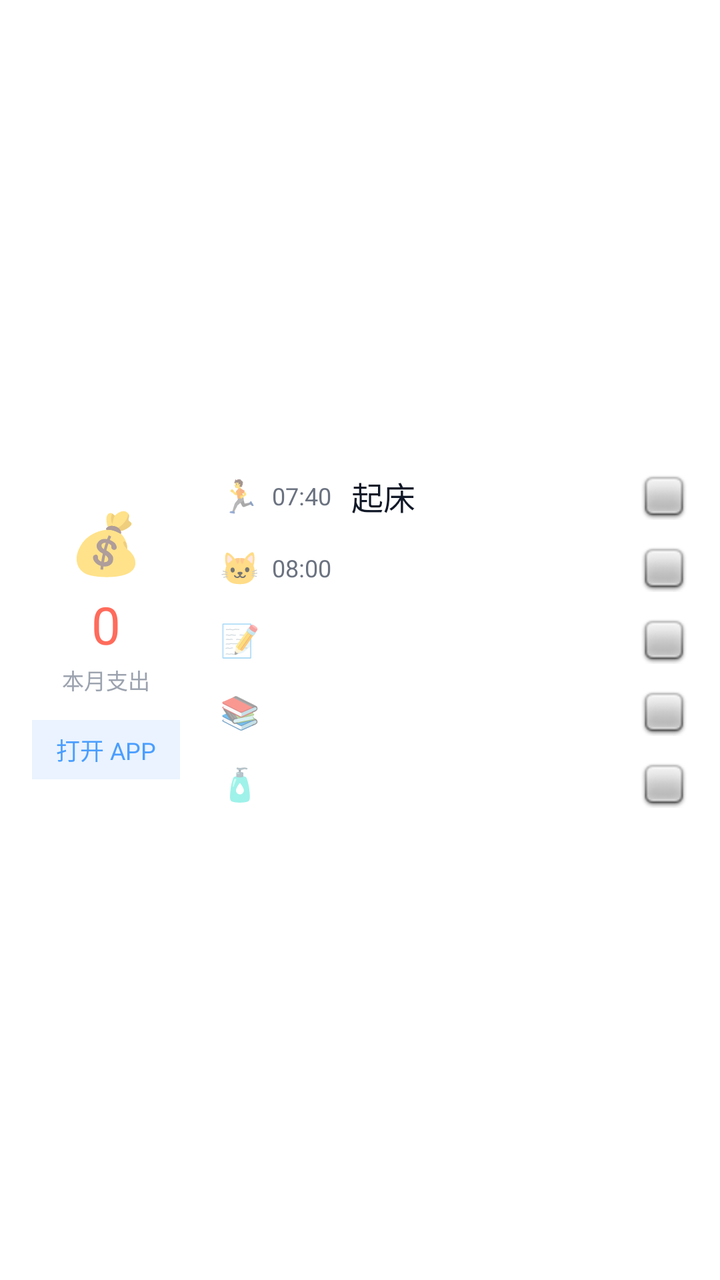
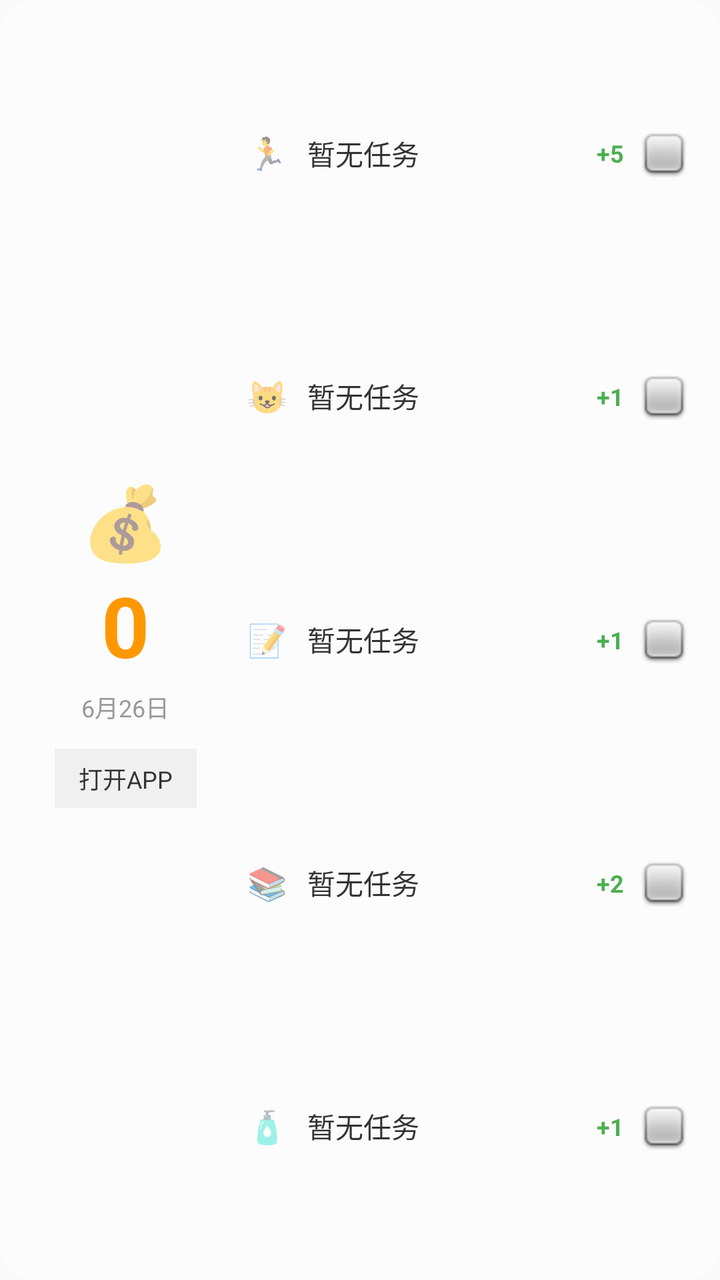

Before-and-after screenshots of an Android layout around one commit, followed by the original layout XML and the change that was made.
<!-- AndroidManifest.xml: application theme Theme.AppCompat.Light.NoActionBar -->
<!-- res/layout/widget_health_card.xml -->
<?xml version="1.0" encoding="utf-8"?>
<LinearLayout xmlns:android="http://schemas.android.com/apk/res/android"
    android:layout_width="match_parent"
    android:layout_height="match_parent"
    android:background="#FFFFFF"
    android:padding="16dp"
    android:orientation="horizontal">

    
    <LinearLayout
        android:layout_width="wrap_content"
        android:layout_height="match_parent"
        android:orientation="vertical"
        android:gravity="center">
        
        <TextView
            android:layout_width="wrap_content"
            android:layout_height="wrap_content"
            android:text="💰"
            android:textSize="30sp" />
            
        <TextView
            android:id="@+id/widget_expense"
            android:layout_width="wrap_content"
            android:layout_height="wrap_content"
            android:layout_marginTop="4dp"
            android:text="0"
            android:textColor="#FF6B5B"
            android:textSize="26sp" />

        <TextView
            android:layout_width="wrap_content"
            android:layout_height="wrap_content"
            android:layout_marginTop="2dp"
            android:text="本月支出"
            android:textColor="#9CA3AF"
            android:textSize="11sp" />

        <TextView
            android:id="@+id/widget_btn_open_app"
            android:layout_width="wrap_content"
            android:layout_height="wrap_content"
            android:layout_marginTop="12dp"
            android:text="打开 APP"
            android:background="#EAF3FF"
            android:paddingLeft="12dp"
            android:paddingRight="12dp"
            android:paddingTop="6dp"
            android:paddingBottom="6dp"
            android:textColor="#4A9EFF"
            android:textSize="12sp" />
    </LinearLayout>

    
    <LinearLayout
        android:layout_width="0dp"
        android:layout_weight="1"
        android:layout_height="match_parent"
        android:layout_marginLeft="20dp"
        android:orientation="vertical"
        android:gravity="center_vertical">

        
        <LinearLayout android:id="@+id/widget_item_1_layout" android:layout_width="match_parent" android:layout_height="wrap_content" android:orientation="horizontal" android:gravity="center_vertical" android:paddingTop="6dp" android:paddingBottom="6dp">
            <TextView android:id="@+id/widget_item_1_icon" android:layout_width="wrap_content" android:layout_height="wrap_content" android:text="🏃" android:textSize="16sp" android:layout_marginRight="6dp" />
            <TextView android:id="@+id/widget_item_1_time" android:layout_width="wrap_content" android:layout_height="wrap_content" android:text="07:40" android:textColor="#6B7280" android:textSize="12sp" android:layout_marginRight="10dp" />
            <TextView android:id="@+id/widget_item_1_text" android:layout_width="0dp" android:layout_weight="1" android:layout_height="wrap_content" android:text="起床" android:textColor="#111827" android:textSize="16sp" android:maxLines="1" android:ellipsize="end" />
            <ImageView android:id="@+id/widget_item_1_check" android:layout_width="24dp" android:layout_height="24dp" android:src="@android:drawable/checkbox_off_background" />
        </LinearLayout>

        
        <LinearLayout android:id="@+id/widget_item_2_layout" android:layout_width="match_parent" android:layout_height="wrap_content" android:orientation="horizontal" android:gravity="center_vertical" android:paddingTop="6dp" android:paddingBottom="6dp">
            <TextView android:id="@+id/widget_item_2_icon" android:layout_width="wrap_content" android:layout_height="wrap_content" android:text="🐱" android:textSize="16sp" android:layout_marginRight="6dp" />
            <TextView android:id="@+id/widget_item_2_time" android:layout_width="wrap_content" android:layout_height="wrap_content" android:text="08:00" android:textColor="#6B7280" android:textSize="12sp" android:layout_marginRight="10dp" />
            <TextView android:id="@+id/widget_item_2_text" android:layout_width="0dp" android:layout_weight="1" android:layout_height="wrap_content" android:text="" android:textColor="#111827" android:textSize="16sp" android:maxLines="1" android:ellipsize="end" />
            <ImageView android:id="@+id/widget_item_2_check" android:layout_width="24dp" android:layout_height="24dp" android:src="@android:drawable/checkbox_off_background" />
        </LinearLayout>

        
        <LinearLayout android:id="@+id/widget_item_3_layout" android:layout_width="match_parent" android:layout_height="wrap_content" android:orientation="horizontal" android:gravity="center_vertical" android:paddingTop="6dp" android:paddingBottom="6dp">
            <TextView android:id="@+id/widget_item_3_icon" android:layout_width="wrap_content" android:layout_height="wrap_content" android:text="📝" android:textSize="16sp" android:layout_marginRight="6dp" />
            <TextView android:id="@+id/widget_item_3_time" android:layout_width="wrap_content" android:layout_height="wrap_content" android:text="" android:textColor="#6B7280" android:textSize="12sp" android:layout_marginRight="10dp" />
            <TextView android:id="@+id/widget_item_3_text" android:layout_width="0dp" android:layout_weight="1" android:layout_height="wrap_content" android:text="" android:textColor="#111827" android:textSize="16sp" android:maxLines="1" android:ellipsize="end" />
            <ImageView android:id="@+id/widget_item_3_check" android:layout_width="24dp" android:layout_height="24dp" android:src="@android:drawable/checkbox_off_background" />
        </LinearLayout>

        
        <LinearLayout android:id="@+id/widget_item_4_layout" android:layout_width="match_parent" android:layout_height="wrap_content" android:orientation="horizontal" android:gravity="center_vertical" android:paddingTop="6dp" android:paddingBottom="6dp">
            <TextView android:id="@+id/widget_item_4_icon" android:layout_width="wrap_content" android:layout_height="wrap_content" android:text="📚" android:textSize="16sp" android:layout_marginRight="6dp" />
            <TextView android:id="@+id/widget_item_4_time" android:layout_width="wrap_content" android:layout_height="wrap_content" android:text="" android:textColor="#6B7280" android:textSize="12sp" android:layout_marginRight="10dp" />
            <TextView android:id="@+id/widget_item_4_text" android:layout_width="0dp" android:layout_weight="1" android:layout_height="wrap_content" android:text="" android:textColor="#111827" android:textSize="16sp" android:maxLines="1" android:ellipsize="end" />
            <ImageView android:id="@+id/widget_item_4_check" android:layout_width="24dp" android:layout_height="24dp" android:src="@android:drawable/checkbox_off_background" />
        </LinearLayout>

        
        <LinearLayout android:id="@+id/widget_item_5_layout" android:layout_width="match_parent" android:layout_height="wrap_content" android:orientation="horizontal" android:gravity="center_vertical" android:paddingTop="6dp" android:paddingBottom="6dp">
            <TextView android:id="@+id/widget_item_5_icon" android:layout_width="wrap_content" android:layout_height="wrap_content" android:text="🧴" android:textSize="16sp" android:layout_marginRight="6dp" />
            <TextView android:id="@+id/widget_item_5_time" android:layout_width="wrap_content" android:layout_height="wrap_content" android:text="" android:textColor="#6B7280" android:textSize="12sp" android:layout_marginRight="10dp" />
            <TextView android:id="@+id/widget_item_5_text" android:layout_width="0dp" android:layout_weight="1" android:layout_height="wrap_content" android:text="" android:textColor="#111827" android:textSize="16sp" android:maxLines="1" android:ellipsize="end" />
            <ImageView android:id="@+id/widget_item_5_check" android:layout_width="24dp" android:layout_height="24dp" android:src="@android:drawable/checkbox_off_background" />
        </LinearLayout>
    </LinearLayout>
</LinearLayout>
<!-- resources referenced by this layout -->
<resources>

</resources>

<!-- the commit's change to res/layout/widget_health_card.xml (unified diff, before → after) -->
@@ -2,102 +2,104 @@
 <LinearLayout xmlns:android="http://schemas.android.com/apk/res/android"
     android:layout_width="match_parent"
     android:layout_height="match_parent"
-    android:background="#FFFFFF"
-    android:padding="16dp"
-    android:orientation="horizontal">
+    android:background="@drawable/widget_bg" 
+    android:orientation="horizontal"
+    android:padding="16dp">
 
     
     <LinearLayout
-        android:layout_width="wrap_content"
+        android:layout_width="0dp"
         android:layout_height="match_parent"
-        android:orientation="vertical"
-        android:gravity="center">
-        
+        android:layout_weight="1"
+        android:gravity="center"
+        android:orientation="vertical">
+
         <TextView
             android:layout_width="wrap_content"
             android:layout_height="wrap_content"
             android:text="💰"
-            android:textSize="30sp" />
-            
+            android:textSize="36sp" />
+
         <TextView
-            android:id="@+id/widget_expense"
+            android:id="@+id/tv_money"
+            android:layout_width="wrap_content"
+            android:layout_height="wrap_content"
+            android:text="0"
+            android:textColor="#FF9800"
+            android:textSize="42sp"
+            android:textStyle="bold" />
+
+        <TextView
+            android:id="@+id/tv_date"
             android:layout_width="wrap_content"
             android:layout_height="wrap_content"
             android:layout_marginTop="4dp"
-            android:text="0"
-            android:textColor="#FF6B5B"
-            android:textSize="26sp" />
+            android:text="6月26日"
+            android:textColor="#999999"
+            android:textSize="12sp" />
 
+        
         <TextView
-            android:layout_width="wrap_content"
-            android:layout_height="wrap_content"
-            android:layout_marginTop="2dp"
-            android:text="本月支出"
-            android:textColor="#9CA3AF"
-            android:textSize="11sp" />
-
-        <TextView
-            android:id="@+id/widget_btn_open_app"
+            android:id="@+id/tv_open_app"
             android:layout_width="wrap_content"
             android:layout_height="wrap_content"
             android:layout_marginTop="12dp"
-            android:text="打开 APP"
-            android:background="#EAF3FF"
-            android:paddingLeft="12dp"
-            android:paddingRight="12dp"
-            android:paddingTop="6dp"
-            android:paddingBottom="6dp"
-            android:textColor="#4A9EFF"
+            android:background="#F0F0F0"
+            android:paddingHorizontal="12dp"
+            android:paddingVertical="6dp"
+            android:text="打开APP"
+            android:textColor="#333333"
             android:textSize="12sp" />
+
     </LinearLayout>
 
     
     <LinearLayout
         android:layout_width="0dp"
-        android:layout_weight="1"
         android:layout_height="match_parent"
-        android:layout_marginLeft="20dp"
+        android:layout_weight="2.5"
         android:orientation="vertical"
-        android:gravity="center_vertical">
+        android:paddingLeft="12dp">
 
         
-        <LinearLayout android:id="@+id/widget_item_1_layout" android:layout_width="match_parent" android:layout_height="wrap_content" android:orientation="horizontal" android:gravity="center_vertical" android:paddingTop="6dp" android:paddingBottom="6dp">
-            <TextView android:id="@+id/widget_item_1_icon" android:layout_width="wrap_content" android:layout_height="wrap_content" android:text="🏃" android:textSize="16sp" android:layout_marginRight="6dp" />
-            <TextView android:id="@+id/widget_item_1_time" android:layout_width="wrap_content" android:layout_height="wrap_content" android:text="07:40" android:textColor="#6B7280" android:textSize="12sp" android:layout_marginRight="10dp" />
-            <TextView android:id="@+id/widget_item_1_text" android:layout_width="0dp" android:layout_weight="1" android:layout_height="wrap_content" android:text="起床" android:textColor="#111827" android:textSize="16sp" android:maxLines="1" android:ellipsize="end" />
-            <ImageView android:id="@+id/widget_item_1_check" android:layout_width="24dp" android:layout_height="24dp" android:src="@android:drawable/checkbox_off_background" />
+        <LinearLayout android:id="@+id/row_0" android:layout_width="match_parent" android:layout_height="0dp" android:layout_weight="1" android:gravity="center_vertical" android:orientation="horizontal">
+            <TextView android:id="@+id/icon_0" android:layout_width="24dp" android:layout_height="wrap_content" android:gravity="center" android:textSize="16sp" android:text="🏃" />
+            <TextView android:id="@+id/text_0" android:layout_width="0dp" android:layout_height="wrap_content" android:layout_weight="1" android:layout_marginLeft="8dp" android:ellipsize="end" android:singleLine="true" android:text="暂无任务" android:textColor="#333333" android:textSize="14sp" />
+            <TextView android:id="@+id/score_0" android:layout_width="wrap_content" android:layout_height="wrap_content" android:text="+5" android:textColor="#4CAF50" android:textSize="12sp" android:textStyle="bold" />
+            <ImageView android:id="@+id/btn_0" android:layout_width="24dp" android:layout_height="24dp" android:layout_marginLeft="8dp" android:src="@android:drawable/checkbox_off_background" />
         </LinearLayout>
 
         
-        <LinearLayout android:id="@+id/widget_item_2_layout" android:layout_width="match_parent" android:layout_height="wrap_content" android:orientation="horizontal" android:gravity="center_vertical" android:paddingTop="6dp" android:paddingBottom="6dp">
-            <TextView android:id="@+id/widget_item_2_icon" android:layout_width="wrap_content" android:layout_height="wrap_content" android:text="🐱" android:textSize="16sp" android:layout_marginRight="6dp" />
-            <TextView android:id="@+id/widget_item_2_time" android:layout_width="wrap_content" android:layout_height="wrap_content" android:text="08:00" android:textColor="#6B7280" android:textSize="12sp" android:layout_marginRight="10dp" />
-            <TextView android:id="@+id/widget_item_2_text" android:layout_width="0dp" android:layout_weight="1" android:layout_height="wrap_content" android:text="" android:textColor="#111827" android:textSize="16sp" android:maxLines="1" android:ellipsize="end" />
-            <ImageView android:id="@+id/widget_item_2_check" android:layout_width="24dp" android:layout_height="24dp" android:src="@android:drawable/checkbox_off_background" />
+        <LinearLayout android:id="@+id/row_1" android:layout_width="match_parent" android:layout_height="0dp" android:layout_weight="1" android:gravity="center_vertical" android:orientation="horizontal">
+            <TextView android:id="@+id/icon_1" android:layout_width="24dp" android:layout_height="wrap_content" android:gravity="center" android:textSize="16sp" android:text="😺" />
+            <TextView android:id="@+id/text_1" android:layout_width="0dp" android:layout_height="wrap_content" android:layout_weight="1" android:layout_marginLeft="8dp" android:ellipsize="end" android:singleLine="true" android:text="暂无任务" android:textColor="#333333" android:textSize="14sp" />
+            <TextView android:id="@+id/score_1" android:layout_width="wrap_content" android:layout_height="wrap_content" android:text="+1" android:textColor="#4CAF50" android:textSize="12sp" android:textStyle="bold" />
+            <ImageView android:id="@+id/btn_1" android:layout_width="24dp" android:layout_height="24dp" android:layout_marginLeft="8dp" android:src="@android:drawable/checkbox_off_background" />
         </LinearLayout>
 
         
-        <LinearLayout android:id="@+id/widget_item_3_layout" android:layout_width="match_parent" android:layout_height="wrap_content" android:orientation="horizontal" android:gravity="center_vertical" android:paddingTop="6dp" android:paddingBottom="6dp">
-            <TextView android:id="@+id/widget_item_3_icon" android:layout_width="wrap_content" android:layout_height="wrap_content" android:text="📝" android:textSize="16sp" android:layout_marginRight="6dp" />
-            <TextView android:id="@+id/widget_item_3_time" android:layout_width="wrap_content" android:layout_height="wrap_content" android:text="" android:textColor="#6B7280" android:textSize="12sp" android:layout_marginRight="10dp" />
-            <TextView android:id="@+id/widget_item_3_text" android:layout_width="0dp" android:layout_weight="1" android:layout_height="wrap_content" android:text="" android:textColor="#111827" android:textSize="16sp" android:maxLines="1" android:ellipsize="end" />
-            <ImageView android:id="@+id/widget_item_3_check" android:layout_width="24dp" android:layout_height="24dp" android:src="@android:drawable/checkbox_off_background" />
+        <LinearLayout android:id="@+id/row_2" android:layout_width="match_parent" android:layout_height="0dp" android:layout_weight="1" android:gravity="center_vertical" android:orientation="horizontal">
+            <TextView android:id="@+id/icon_2" android:layout_width="24dp" android:layout_height="wrap_content" android:gravity="center" android:textSize="16sp" android:text="📝" />
+            <TextView android:id="@+id/text_2" android:layout_width="0dp" android:layout_height="wrap_content" android:layout_weight="1" android:layout_marginLeft="8dp" android:ellipsize="end" android:singleLine="true" android:text="暂无任务" android:textColor="#333333" android:textSize="14sp" />
+            <TextView android:id="@+id/score_2" android:layout_width="wrap_content" android:layout_height="wrap_content" android:text="+1" android:textColor="#4CAF50" android:textSize="12sp" android:textStyle="bold" />
+            <ImageView android:id="@+id/btn_2" android:layout_width="24dp" android:layout_height="24dp" android:layout_marginLeft="8dp" android:src="@android:drawable/checkbox_off_background" />
         </LinearLayout>
 
         
-        <LinearLayout android:id="@+id/widget_item_4_layout" android:layout_width="match_parent" android:layout_height="wrap_content" android:orientation="horizontal" android:gravity="center_vertical" android:paddingTop="6dp" android:paddingBottom="6dp">
-            <TextView android:id="@+id/widget_item_4_icon" android:layout_width="wrap_content" android:layout_height="wrap_content" android:text="📚" android:textSize="16sp" android:layout_marginRight="6dp" />
-            <TextView android:id="@+id/widget_item_4_time" android:layout_width="wrap_content" android:layout_height="wrap_content" android:text="" android:textColor="#6B7280" android:textSize="12sp" android:layout_marginRight="10dp" />
-            <TextView android:id="@+id/widget_item_4_text" android:layout_width="0dp" android:layout_weight="1" android:layout_height="wrap_content" android:text="" android:textColor="#111827" android:textSize="16sp" android:maxLines="1" android:ellipsize="end" />
-            <ImageView android:id="@+id/widget_item_4_check" android:layout_width="24dp" android:layout_height="24dp" android:src="@android:drawable/checkbox_off_background" />
+        <LinearLayout android:id="@+id/row_3" android:layout_width="match_parent" android:layout_height="0dp" android:layout_weight="1" android:gravity="center_vertical" android:orientation="horizontal">
+            <TextView android:id="@+id/icon_3" android:layout_width="24dp" android:layout_height="wrap_content" android:gravity="center" android:textSize="16sp" android:text="📚" />
+            <TextView android:id="@+id/text_3" android:layout_width="0dp" android:layout_height="wrap_content" android:layout_weight="1" android:layout_marginLeft="8dp" android:ellipsize="end" android:singleLine="true" android:text="暂无任务" android:textColor="#333333" android:textSize="14sp" />
+            <TextView android:id="@+id/score_3" android:layout_width="wrap_content" android:layout_height="wrap_content" android:text="+2" android:textColor="#4CAF50" android:textSize="12sp" android:textStyle="bold" />
+            <ImageView android:id="@+id/btn_3" android:layout_width="24dp" android:layout_height="24dp" android:layout_marginLeft="8dp" android:src="@android:drawable/checkbox_off_background" />
         </LinearLayout>
 
         
-        <LinearLayout android:id="@+id/widget_item_5_layout" android:layout_width="match_parent" android:layout_height="wrap_content" android:orientation="horizontal" android:gravity="center_vertical" android:paddingTop="6dp" android:paddingBottom="6dp">
-            <TextView android:id="@+id/widget_item_5_icon" android:layout_width="wrap_content" android:layout_height="wrap_content" android:text="🧴" android:textSize="16sp" android:layout_marginRight="6dp" />
-            <TextView android:id="@+id/widget_item_5_time" android:layout_width="wrap_content" android:layout_height="wrap_content" android:text="" android:textColor="#6B7280" android:textSize="12sp" android:layout_marginRight="10dp" />
-            <TextView android:id="@+id/widget_item_5_text" android:layout_width="0dp" android:layout_weight="1" android:layout_height="wrap_content" android:text="" android:textColor="#111827" android:textSize="16sp" android:maxLines="1" android:ellipsize="end" />
-            <ImageView android:id="@+id/widget_item_5_check" android:layout_width="24dp" android:layout_height="24dp" android:src="@android:drawable/checkbox_off_background" />
+        <LinearLayout android:id="@+id/row_4" android:layout_width="match_parent" android:layout_height="0dp" android:layout_weight="1" android:gravity="center_vertical" android:orientation="horizontal">
+            <TextView android:id="@+id/icon_4" android:layout_width="24dp" android:layout_height="wrap_content" android:gravity="center" android:textSize="16sp" android:text="🧴" />
+            <TextView android:id="@+id/text_4" android:layout_width="0dp" android:layout_height="wrap_content" android:layout_weight="1" android:layout_marginLeft="8dp" android:ellipsize="end" android:singleLine="true" android:text="暂无任务" android:textColor="#333333" android:textSize="14sp" />
+            <TextView android:id="@+id/score_4" android:layout_width="wrap_content" android:layout_height="wrap_content" android:text="+1" android:textColor="#4CAF50" android:textSize="12sp" android:textStyle="bold" />
+            <ImageView android:id="@+id/btn_4" android:layout_width="24dp" android:layout_height="24dp" android:layout_marginLeft="8dp" android:src="@android:drawable/checkbox_off_background" />
         </LinearLayout>
+
     </LinearLayout>
 </LinearLayout>
<!-- resource entries referenced after the edit -->
@@ -1,5 +1,13 @@
 <!-- resources referenced by this layout -->
 <resources>
-
+  <!-- drawable widget_bg (drawable) -->
+  <?xml version="1.0" encoding="utf-8"?>
+  <shape xmlns:android="http://schemas.android.com/apk/res/android"
+      android:shape="rectangle">
+      
+      <solid android:color="#80FFFFFF" />
+      
+      <corners android:radius="16dp" />
+  </shape>
 </resources>
 
